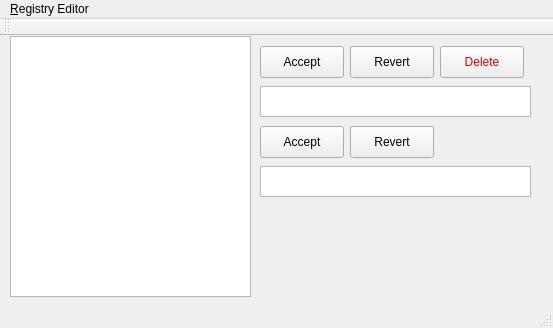
First picture: the form in MainWindow.ui, repository Metalhead33/PseudoRegistryEditor, before the edit.
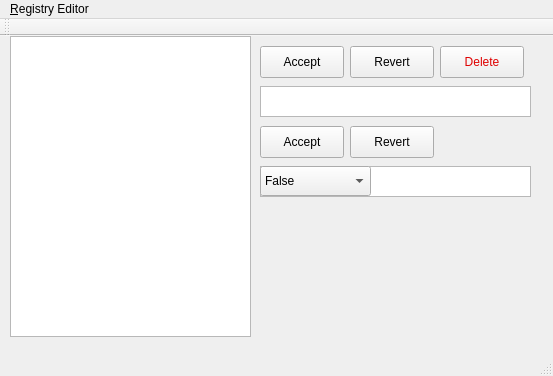
Second picture: the form after the edit.

Commit message: Adding the ability to (theoretically) add files. No interface for that function yet.

Diff of the .ui file:
```diff
--- a/MainWindow.ui
+++ b/MainWindow.ui
@@ -7,7 +7,7 @@
     <x>0</x>
     <y>0</y>
     <width>553</width>
-    <height>328</height>
+    <height>376</height>
    </rect>
   </property>
   <property name="windowTitle">
@@ -23,7 +23,7 @@
       <x>10</x>
       <y>0</y>
       <width>241</width>
-      <height>261</height>
+      <height>301</height>
      </rect>
     </property>
     <attribute name="headerVisible">
@@ -125,6 +125,26 @@
      <string>Delete</string>
     </property>
    </widget>
+   <widget class="QComboBox" name="BooleanCombobox">
+    <property name="geometry">
+     <rect>
+      <x>260</x>
+      <y>130</y>
+      <width>111</width>
+      <height>30</height>
+     </rect>
+    </property>
+    <item>
+     <property name="text">
+      <string>False</string>
+     </property>
+    </item>
+    <item>
+     <property name="text">
+      <string>True</string>
+     </property>
+    </item>
+   </widget>
   </widget>
   <widget class="QMenuBar" name="menuBar">
    <property name="geometry">
```
The commit also changes 3 other files.
